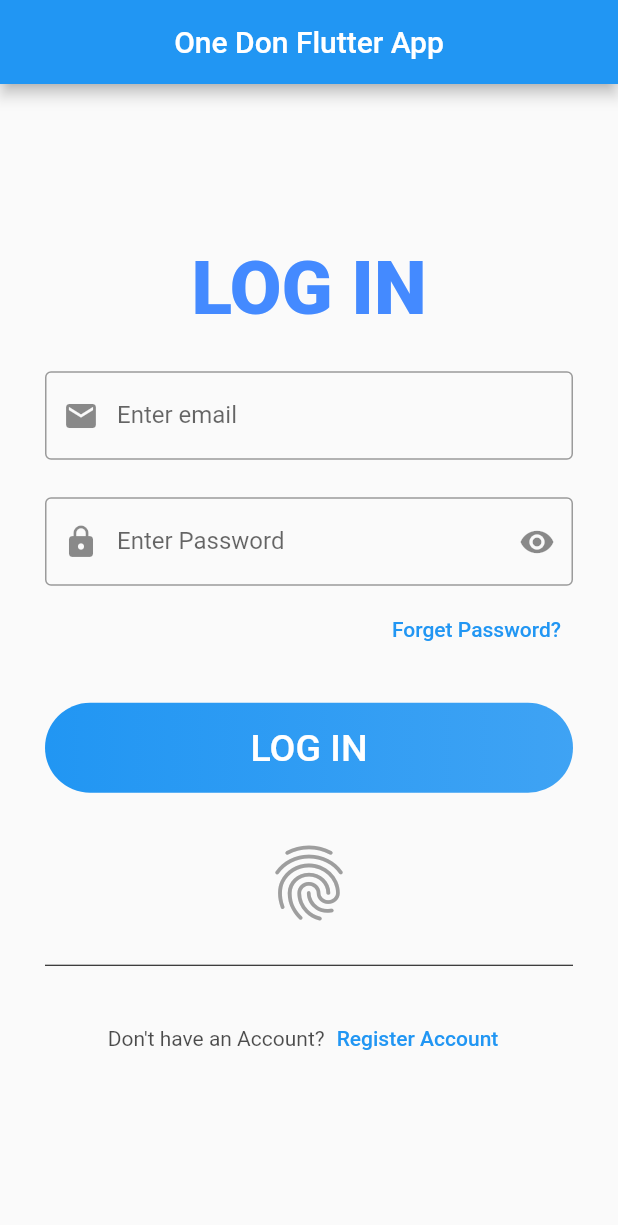
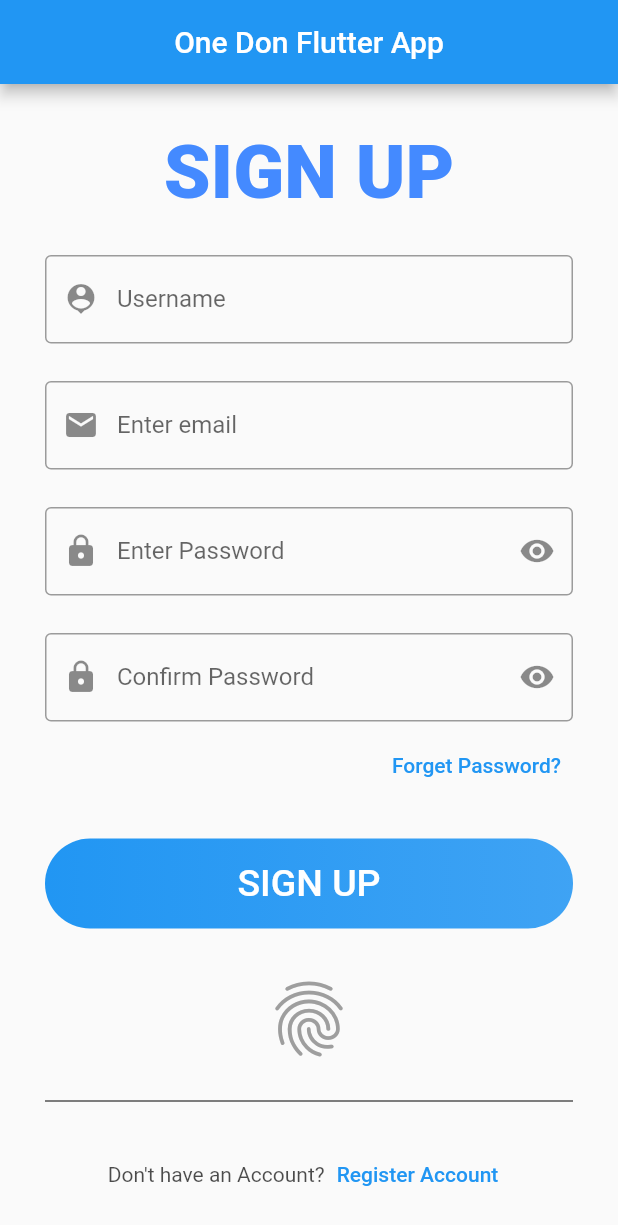
Before and after one commit to ONEDON999/Flutter-App-Login-SignUp-, a Flutter app: the screen it shows after launch, after a tap on "LOG IN", on a phone screen of 412 x 824 dp. Shown: the top 1225 px of the screen. Run offline on Flutter 3.47's test engine with Material 2 defaults, Android fonts, the phone set to English and light mode, and no system bars.

Commit message:
update navigation

```diff
--- a/lib/login_screen.dart
+++ b/lib/login_screen.dart
@@ -1,3 +1,4 @@
+import 'package:first/main.dart';
 import 'package:flutter/material.dart';
 //import 'package:mozapp/signUp_screen.dart';
 
@@ -66,7 +67,12 @@ class LoginScreen extends StatelessWidget {
                       colors: [Color.fromRGBO(33, 150, 243, 1), Color.fromARGB(220, 33, 149, 243)]),
                 ),
                 child: MaterialButton(
-                  onPressed: () {},
+                  onPressed: () {
+                     Navigator.push(
+              context,
+              MaterialPageRoute(builder: (context) => const SignInUI()),
+            );
+                  },
                   child: const Text(
                     "LOG IN",
                     style: TextStyle(
--- a/lib/main.dart
+++ b/lib/main.dart
@@ -28,3 +28,27 @@ class LoginUI extends StatelessWidget {
     );
   }
 }
+class SignInUI extends StatelessWidget {
+  const SignInUI({Key? key}) : super(key: key);
+
+  @override
+  Widget build(BuildContext context) {
+    return MaterialApp(
+      debugShowCheckedModeBanner: false,
+      title: "Flutter App",
+      theme: ThemeData(
+        primarySwatch: Colors.blue,
+      ),
+      home: Scaffold(
+        appBar: AppBar(
+          centerTitle: true,
+          title: const Text(
+            "One Don Flutter App",
+          ),
+        ),
+        body: const SignUpScreen(),
+        // body: const SignUpScreen(),
+      ),
+    );
+  }
+}
--- a/lib/signUp_screen.dart
+++ b/lib/signUp_screen.dart
@@ -1,3 +1,4 @@
+import 'package:first/main.dart';
 import 'package:flutter/material.dart';
 //import 'package:mozapp/signUp_screen.dart';
 
@@ -76,7 +77,9 @@ class SignUpScreen extends StatelessWidget {
                 mainAxisAlignment: MainAxisAlignment.end,
                 children: [
                   TextButton(
-                      onPressed: () {}, child: const Text("Forget Password?"))
+                      onPressed: () {
+
+                      }, child: const Text("Forget Password?"))
                 ],
               ),
               const SizedBox(
@@ -91,7 +94,12 @@ class SignUpScreen extends StatelessWidget {
                       colors: [Color.fromRGBO(33, 150, 243, 1), Color.fromARGB(220, 33, 149, 243)]),
                 ),
                 child: MaterialButton(
-                  onPressed: () {},
+                  onPressed: () {
+                    Navigator.push(
+              context,
+              MaterialPageRoute(builder: (context) => const LoginUI()),
+            );
+                  },
                   child: const Text(
                     "SIGN UP",
                     style: TextStyle(
```
